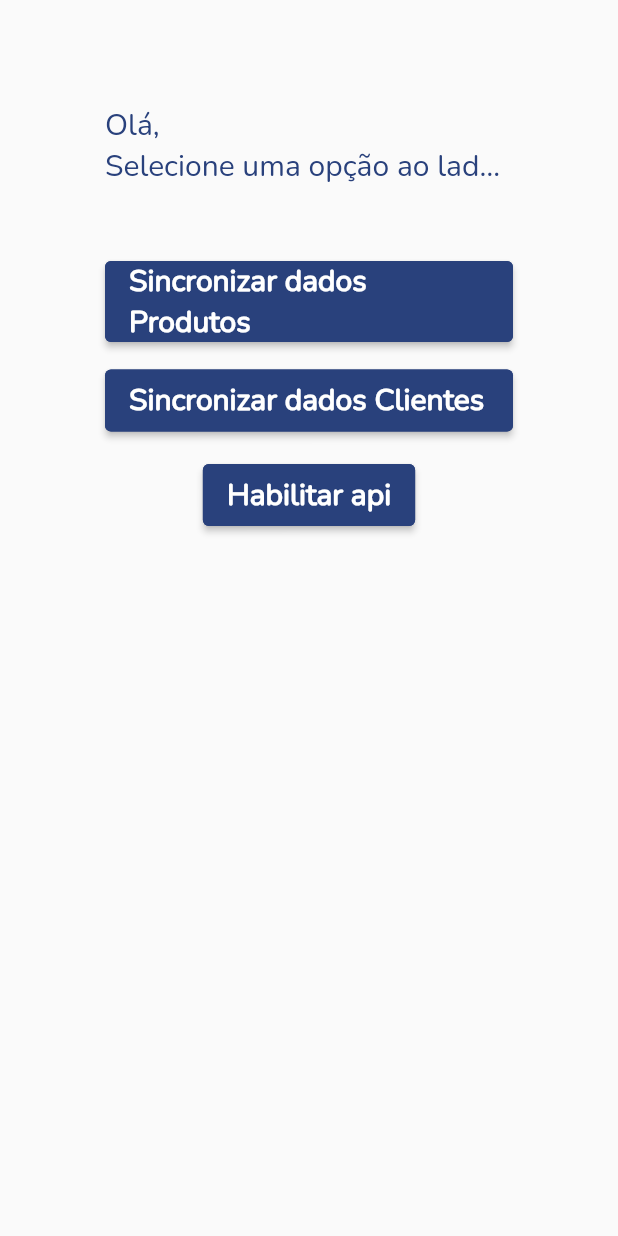
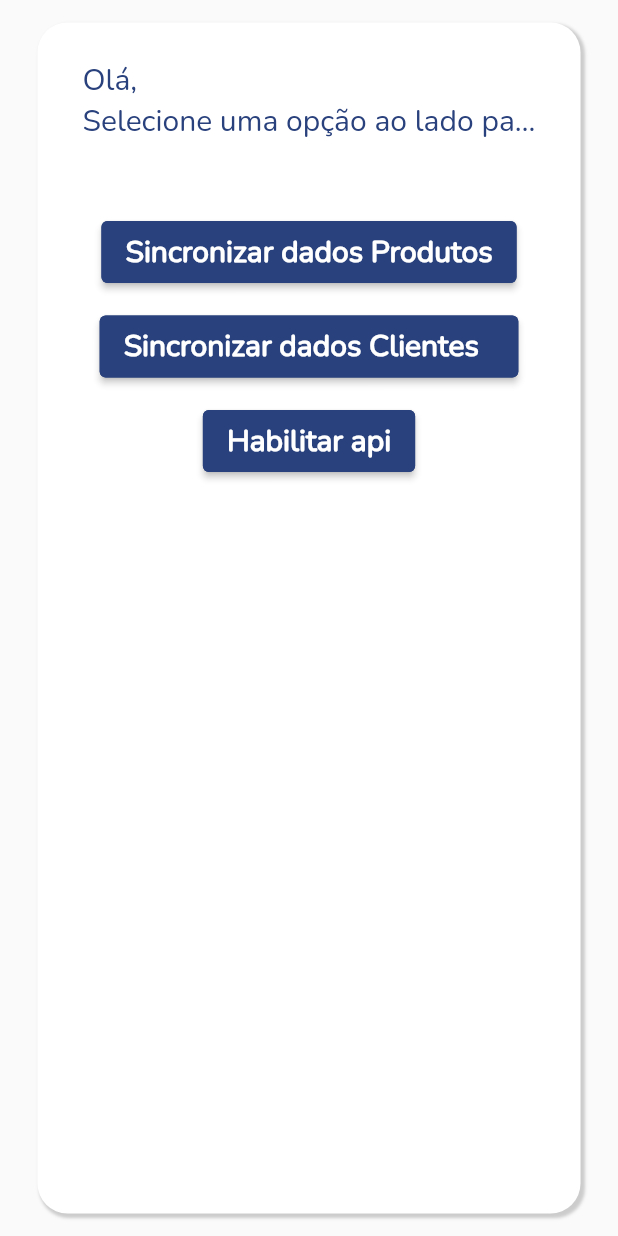
Before and after one commit to resilvajr1610/montagem_web, a Flutter app: the HomeScreen widget shown alone on an empty page, opened directly, on a phone screen of 412 x 824 dp. Run offline on Flutter 3.47's test engine with Material 2 defaults, Android fonts, the light colour scheme and no system bars; drawn by our look-alikes of auto_size_text; our stand-ins replace brasil_fields, cloud_firestore, firebase_auth, firebase_core, page_transition, shared_preferences; missing offline and left inert: dart:html, syncfusion_flutter_pdf; accounts and stored records are empty.

```diff
--- a/lib/Screens/history_screen.dart
+++ b/lib/Screens/history_screen.dart
@@ -38,7 +38,7 @@ class _HistoryScreenState extends State<HistoryScreen> {
 
   _data() async {
     var data = await db.collection("assembly")
-        .orderBy('order',descending: true)
+        .orderBy('dateOrder',descending: true)
         .get();
     setState(() {
       _allResults = data.docs;
@@ -177,7 +177,7 @@ class _HistoryScreenState extends State<HistoryScreen> {
     final height = MediaQuery.of(context).size.height;
 
     return Padding(
-      padding: const EdgeInsets.symmetric(vertical: 15.0, horizontal: 80.0),
+      padding: EdgeInsets.symmetric(vertical: 15.0, horizontal: width>1450? 80.0:10.0),
       child: Container(
         decoration: BoxDecoration(
           borderRadius: BorderRadius.circular(20),
--- a/lib/Screens/home_screen.dart
+++ b/lib/Screens/home_screen.dart
@@ -157,9 +157,22 @@ class _HomeScreenState extends State<HomeScreen> {
 
   @override
   Widget build(BuildContext context) {
-    return Padding(
-      padding: const EdgeInsets.all(70.0),
+    return Container(
+      padding: const EdgeInsets.symmetric(vertical: 15.0,horizontal: 25),
       child: Container(
+        padding: const EdgeInsets.symmetric(vertical: 25.0,horizontal: 30),
+        decoration: BoxDecoration(
+          borderRadius: BorderRadius.circular(20),
+          color: PaletteColors.white,
+          boxShadow: [
+            BoxShadow(
+              color: Colors.grey.withOpacity(0.5),
+              spreadRadius: 1,
+              blurRadius: 1,
+              offset: Offset(2, 2), // changes position of shadow
+            ),
+          ],
+        ),
         alignment: Alignment.topLeft,
           child: Column(
             children: [
--- a/lib/Screens/price_screen.dart
+++ b/lib/Screens/price_screen.dart
@@ -496,7 +496,7 @@ class _PriceScreenState extends State<PriceScreen> {
                           ),
                         ),
                         Container(
-                          width: width * 0.10,
+                          width: width * width>1450?0.10:0.20,
                           height: 40,
                           decoration: BoxDecoration(
                               borderRadius: BorderRadius.circular(5),
@@ -523,7 +523,7 @@ class _PriceScreenState extends State<PriceScreen> {
                           ),
                         ),
                         Container(
-                          width: width* 0.13,
+                          width: width>1450?width* 0.13:0.05,
                           child: TextCustom(
                             text: '',
                             size: 14.0,
@@ -833,7 +833,7 @@ class _PriceScreenState extends State<PriceScreen> {
                     SizedBox(height: 10),
                     Row(
                       children: [
-                        SizedBox(width: 240),
+                        SizedBox(width:  width>1450?240:50),
                         ButtonCustom(
                           widthCustom: 0.08,
                           heightCustom: 0.06,
```
Also changed, not shown: lib/Screens/assembly_screen.dart (+22 -13 lines), pubspec.lock.
